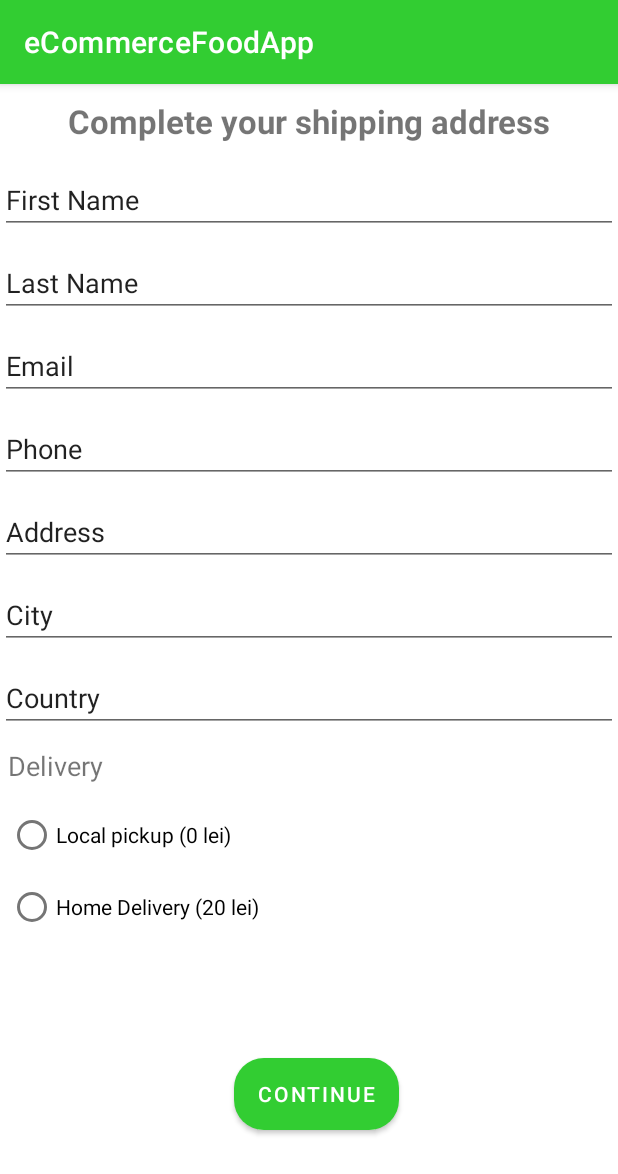
After one commit to catacretu/eCommerceFoodApp, an Android app: the OrderFragment screen opened through its navigation route, on a phone screen of 412 x 824 dp. The commit adds this screen. Shown: the top 1174 px of the screen. Run offline under Robolectric (Android 15) with nearby library versions, the phone set to English and light mode, and no system bars; our stand-ins replace Dagger/Hilt's generated code, RxJava; network calls fail; pictures from the network do not load.

Commit message:
Order Fragment Screen

```diff
--- a/app/src/main/java/com/example/ecommercefoodapp/screens/CartFragment.kt
+++ b/app/src/main/java/com/example/ecommercefoodapp/screens/CartFragment.kt
@@ -80,6 +80,10 @@ class CartFragment : Fragment() {
         sh = requireActivity().getSharedPreferences("shopping_cart", Context.MODE_PRIVATE)
         val view = binding.root
         initRecyclerView(view)
+        binding.checkout.setOnClickListener {
+            val action = CartFragmentDirections.goToOrderFragment()
+            findNavController().navigate(action)
+        }
         return view
     }
 
--- /dev/null
+++ b/app/src/main/java/com/example/ecommercefoodapp/screens/OrderFragment.kt
@@ -0,0 +1,42 @@
+package com.example.ecommercefoodapp.screens
+
+import android.os.Bundle
+import androidx.fragment.app.Fragment
+import android.view.LayoutInflater
+import android.view.View
+import android.view.ViewGroup
+import androidx.activity.OnBackPressedCallback
+import androidx.navigation.Navigation
+import androidx.navigation.fragment.findNavController
+import com.example.ecommercefoodapp.R
+import com.example.ecommercefoodapp.data.local.model.FoodItemEntity
+import com.example.ecommercefoodapp.databinding.FragmentOrderBinding
+import com.example.ecommercefoodapp.listener.ItemClickListener
+
+class OrderFragment : Fragment() {
+
+    private var _binding: FragmentOrderBinding? = null
+    private val binding get() = _binding!!
+
+    private val backHandler = object : OnBackPressedCallback(true) {
+        override fun handleOnBackPressed() {
+            val action = OrderFragmentDirections.goBackToCartFragment()
+            Navigation.findNavController(requireView()).navigate(action)
+        }
+    }
+
+    override fun onCreateView(
+        inflater: LayoutInflater, container: ViewGroup?,
+        savedInstanceState: Bundle?
+    ): View {
+        activity?.onBackPressedDispatcher?.addCallback(viewLifecycleOwner, backHandler)
+        _binding = FragmentOrderBinding.inflate(inflater,container,false)
+        return binding.root
+    }
+
+    override fun onDestroyView() {
+        super.onDestroyView()
+        _binding = null
+    }
+
+}
--- a/app/src/main/res/layout/fragment_cart.xml
+++ b/app/src/main/res/layout/fragment_cart.xml
@@ -28,15 +28,14 @@
         android:id="@+id/total_amount"
         android:layout_width="wrap_content"
         android:layout_height="wrap_content"
-        android:text="100 lei"
+        android:text="10 lei"
         android:textSize="18sp"
         android:textStyle="bold"
-        app:layout_constraintBottom_toBottomOf="parent"
+        app:layout_constraintTop_toTopOf="@id/total_label"
+        android:layout_marginTop="18dp"
+        app:layout_constraintStart_toStartOf="parent"
         app:layout_constraintEnd_toEndOf="parent"
-        app:layout_constraintHorizontal_bias="0.08"
-        app:layout_constraintStart_toStartOf="parent"
-        app:layout_constraintTop_toTopOf="parent"
-        app:layout_constraintVertical_bias="0.89" />
+        app:layout_constraintHorizontal_bias="0.088"/>
 
 
     <Button
@@ -49,7 +48,7 @@
         android:text="Checkout"
         app:layout_constraintBottom_toBottomOf="parent"
         app:layout_constraintEnd_toEndOf="parent"
-        app:layout_constraintHorizontal_bias="0.8"
+        app:layout_constraintHorizontal_bias="0.85"
         app:layout_constraintStart_toStartOf="parent"
         app:layout_constraintTop_toTopOf="parent"
         app:layout_constraintVertical_bias="0.9" />
--- /dev/null
+++ b/app/src/main/res/layout/fragment_order.xml
@@ -0,0 +1,133 @@
+<?xml version="1.0" encoding="utf-8"?>
+<androidx.constraintlayout.widget.ConstraintLayout xmlns:android="http://schemas.android.com/apk/res/android"
+    xmlns:tools="http://schemas.android.com/tools"
+    android:layout_width="match_parent"
+    android:layout_height="match_parent"
+    xmlns:app="http://schemas.android.com/apk/res-auto"
+    tools:context=".screens.OrderFragment">
+
+    <TextView
+        android:id="@+id/billing_text"
+        android:layout_width="wrap_content"
+        android:layout_height="wrap_content"
+        android:text="Complete your shipping address"
+        android:layout_marginTop="10dp"
+        android:textSize="22sp"
+        android:textStyle="bold"
+        app:layout_constraintTop_toTopOf="parent"
+        app:layout_constraintStart_toStartOf="parent"
+        app:layout_constraintEnd_toEndOf="parent"/>
+
+    <EditText
+        android:id="@+id/first_name"
+        android:layout_width="match_parent"
+        android:layout_height="wrap_content"
+        android:layout_marginTop="15dp"
+        app:layout_constraintTop_toBottomOf="@id/billing_text"
+        app:layout_constraintStart_toStartOf="parent"
+        android:text="First Name" />
+
+    <EditText
+        android:id="@+id/last_name"
+        android:layout_width="match_parent"
+        android:layout_height="wrap_content"
+        android:layout_marginTop="10dp"
+        app:layout_constraintTop_toBottomOf="@id/first_name"
+        app:layout_constraintStart_toStartOf="parent"
+        android:text="Last Name" />
+
+    <EditText
+        android:id="@+id/email"
+        android:layout_width="match_parent"
+        android:layout_height="wrap_content"
+        android:layout_marginTop="10dp"
+        app:layout_constraintTop_toBottomOf="@id/last_name"
+        app:layout_constraintStart_toStartOf="parent"
+        android:text="Email" />
+
+    <EditText
+        android:id="@+id/phone"
+        android:layout_width="match_parent"
+        android:layout_height="wrap_content"
+        android:layout_marginTop="10dp"
+        app:layout_constraintTop_toBottomOf="@id/email"
+        app:layout_constraintStart_toStartOf="parent"
+        android:text="Phone"/>
+
+    <EditText
+        android:id="@+id/address"
+        android:layout_width="match_parent"
+        android:layout_height="wrap_content"
+        android:layout_marginTop="10dp"
+        app:layout_constraintTop_toBottomOf="@id/phone"
+        app:layout_constraintStart_toStartOf="parent"
+            android:text="Address" />
+
+    <EditText
+        android:id="@+id/city"
+        android:layout_width="match_parent"
+        android:layout_height="wrap_content"
+        android:layout_marginTop="10dp"
+        app:layout_constraintTop_toBottomOf="@id/address"
+        app:layout_constraintStart_toStartOf="parent"
+        android:text="City" />
+
+    <EditText
+        android:id="@+id/country"
+        android:layout_width="match_parent"
+        android:layout_height="wrap_content"
+        android:layout_marginTop="10dp"
+        app:layout_constraintTop_toBottomOf="@id/city"
+        app:layout_constraintStart_toStartOf="parent"
+        android:text="Country" />
+
+    <TextView
+        android:id="@+id/delivery"
+        android:layout_width="match_parent"
+        android:layout_height="wrap_content"
+        android:text="Delivery"
+        android:textSize="18sp"
+        android:layout_marginTop="10dp"
+        android:layout_marginStart="5dp"
+        app:layout_constraintTop_toBottomOf="@id/country"
+        app:layout_constraintStart_toStartOf="parent"/>
+
+    <RadioGroup
+        android:layout_width="wrap_content"
+        android:layout_height="wrap_content"
+        app:layout_constraintTop_toBottomOf="@id/delivery"
+        app:layout_constraintStart_toStartOf="parent">
+
+    <RadioButton
+        android:id="@+id/ridicare_personala"
+        android:layout_width="wrap_content"
+        android:layout_height="wrap_content"
+        android:text="Local pickup (0 lei)"
+        android:layout_marginTop="10dp"
+        android:layout_marginStart="5dp" />
+
+    <RadioButton
+        android:id="@+id/curier"
+        android:layout_width="wrap_content"
+        android:layout_height="wrap_content"
+        android:text="Home Delivery (20 lei)"
+        android:layout_marginStart="5dp"
+        app:layout_constraintTop_toBottomOf="@id/ridicare_personala" />
+</RadioGroup>
+
+    <Button
+        android:id="@+id/continueButton"
+        android:layout_width="wrap_content"
+        android:layout_height="wrap_content"
+        android:layout_marginStart="10dp"
+        android:layout_marginTop="10dp"
+        android:background="@drawable/gradient_button"
+        android:text="Continue"
+        app:layout_constraintTop_toTopOf="parent"
+        app:layout_constraintBottom_toBottomOf="parent"
+        app:layout_constraintStart_toStartOf="parent"
+        app:layout_constraintEnd_toEndOf="parent"
+        app:layout_constraintVertical_bias="0.9" />
+
+
+</androidx.constraintlayout.widget.ConstraintLayout>
--- a/app/src/main/res/layout/fragment_product_details.xml
+++ b/app/src/main/res/layout/fragment_product_details.xml
@@ -72,7 +72,7 @@
         android:layout_width="wrap_content"
         android:layout_height="wrap_content"
         android:layout_marginStart="10dp"
-        android:layout_marginTop="10dp"
+        android:layout_marginTop="20dp"
         android:background="@drawable/gradient_button"
         android:text="Add to cart"
         app:layout_constraintEnd_toEndOf="parent"
--- a/app/src/main/res/layout/item_cart_view.xml
+++ b/app/src/main/res/layout/item_cart_view.xml
@@ -25,7 +25,7 @@
             android:id="@+id/title"
             android:layout_width="wrap_content"
             android:layout_height="wrap_content"
-            android:layout_marginStart="20dp"
+            android:layout_marginStart="10dp"
             android:text="Title"
             android:textStyle="bold"
             app:layout_constraintBottom_toBottomOf="parent"
@@ -37,7 +37,7 @@
             android:id="@+id/price"
             android:layout_width="wrap_content"
             android:layout_height="wrap_content"
-            android:layout_marginStart="20dp"
+            android:layout_marginStart="10dp"
             android:text="Price"
             app:layout_constraintStart_toEndOf="@id/image"
             app:layout_constraintTop_toBottomOf="@id/title" />
@@ -61,11 +61,11 @@
             android:textAlignment="center"
             android:textSize="14sp"
             android:textStyle="bold"
+            app:layout_constraintTop_toTopOf="parent"
             app:layout_constraintBottom_toBottomOf="parent"
-            app:layout_constraintEnd_toEndOf="parent"
-            app:layout_constraintHorizontal_bias="0.8"
-            app:layout_constraintStart_toEndOf="@id/title"
-            app:layout_constraintTop_toTopOf="parent" />
+            app:layout_constraintHorizontal_bias="0.85"
+            app:layout_constraintStart_toStartOf="parent"
+            app:layout_constraintEnd_toEndOf="parent" />
 
         <Button
             android:id="@+id/decrease_button"
--- a/app/src/main/res/navigation/nav_graph.xml
+++ b/app/src/main/res/navigation/nav_graph.xml
@@ -43,5 +43,20 @@
         <action
             android:id="@+id/go_to_homeFragment"
             app:destination="@id/homeFragment" />
+        <action
+            android:id="@+id/go_to_orderFragment"
+            app:destination="@id/orderFragment" />
+    </fragment>
+    <fragment
+        android:id="@+id/orderFragment"
+        android:name="com.example.ecommercefoodapp.screens.OrderFragment"
+        android:label="fragment_order"
+        tools:layout="@layout/fragment_order" >
+        <action
+            android:id="@+id/go_back_to_cartFragment"
+            app:destination="@id/cartFragment" />
+        <action
+            android:id="@+id/go_to_productDetailsFragment"
+            app:destination="@id/productDetailsFragment" />
     </fragment>
 </navigation>
```
